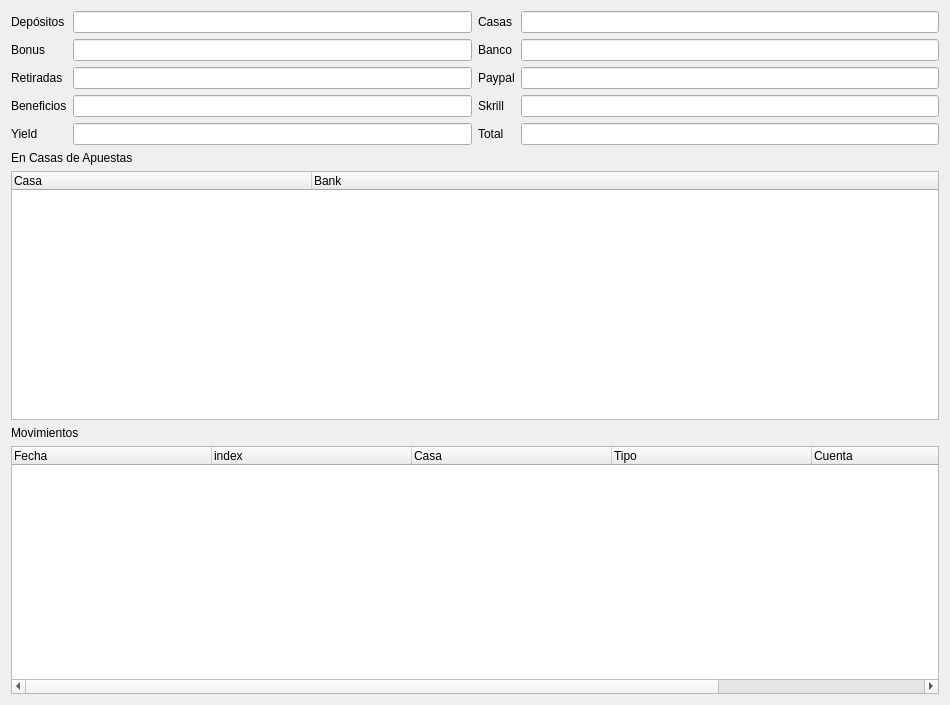
Old version of the form ui/banks.ui in the repository soker90/betcon.
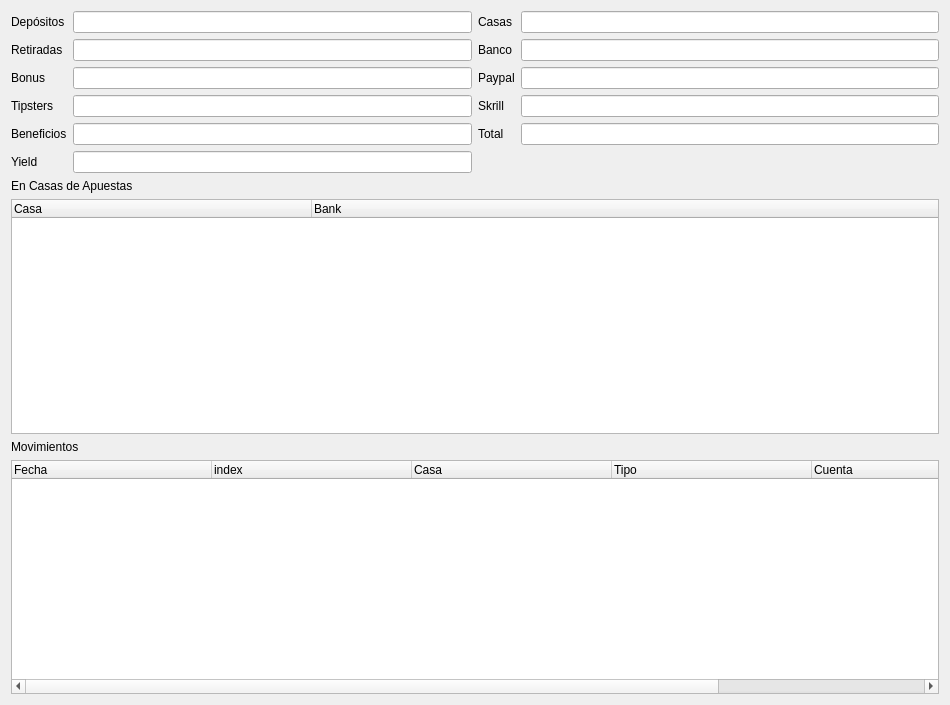
New version of the form.

Commit message: 1. Added tipster payment history

```diff
--- a/ui/banks.ui
+++ b/ui/banks.ui
@@ -32,62 +32,76 @@
          </property>
         </widget>
        </item>
-       <item row="1" column="0">
+       <item row="2" column="0">
         <widget class="QLabel" name="label_21">
          <property name="text">
           <string>Bonus</string>
          </property>
         </widget>
        </item>
-       <item row="1" column="1">
-        <widget class="QLineEdit" name="txtBonus">
-         <property name="readOnly">
-          <bool>true</bool>
-         </property>
-        </widget>
-       </item>
-       <item row="2" column="0">
-        <widget class="QLabel" name="label_22">
-         <property name="text">
-          <string>Retiradas</string>
-         </property>
-        </widget>
-       </item>
        <item row="2" column="1">
-        <widget class="QLineEdit" name="txtTakeOut">
+        <widget class="QLineEdit" name="txtBonus">
          <property name="readOnly">
           <bool>true</bool>
          </property>
         </widget>
        </item>
-       <item row="3" column="0">
+       <item row="4" column="0">
         <widget class="QLabel" name="label_23">
          <property name="text">
           <string>Beneficios</string>
          </property>
         </widget>
        </item>
-       <item row="3" column="1">
+       <item row="4" column="1">
         <widget class="QLineEdit" name="txtProfit">
          <property name="readOnly">
           <bool>true</bool>
          </property>
         </widget>
        </item>
-       <item row="4" column="0">
+       <item row="5" column="0">
         <widget class="QLabel" name="label_24">
          <property name="text">
           <string>Yield</string>
          </property>
         </widget>
        </item>
-       <item row="4" column="1">
+       <item row="5" column="1">
         <widget class="QLineEdit" name="txtYield">
          <property name="readOnly">
           <bool>true</bool>
          </property>
         </widget>
        </item>
+       <item row="1" column="0">
+        <widget class="QLabel" name="label_22">
+         <property name="text">
+          <string>Retiradas</string>
+         </property>
+        </widget>
+       </item>
+       <item row="1" column="1">
+        <widget class="QLineEdit" name="txtTakeOut">
+         <property name="readOnly">
+          <bool>true</bool>
+         </property>
+        </widget>
+       </item>
+       <item row="3" column="0">
+        <widget class="QLabel" name="label_2">
+         <property name="text">
+          <string>Tipsters</string>
+         </property>
+        </widget>
+       </item>
+       <item row="3" column="1">
+        <widget class="QLineEdit" name="txtTipster">
+         <property name="readOnly">
+          <bool>true</bool>
+         </property>
+        </widget>
+       </item>
       </layout>
      </item>
      <item>
```
The commit also changes 10 other files.
